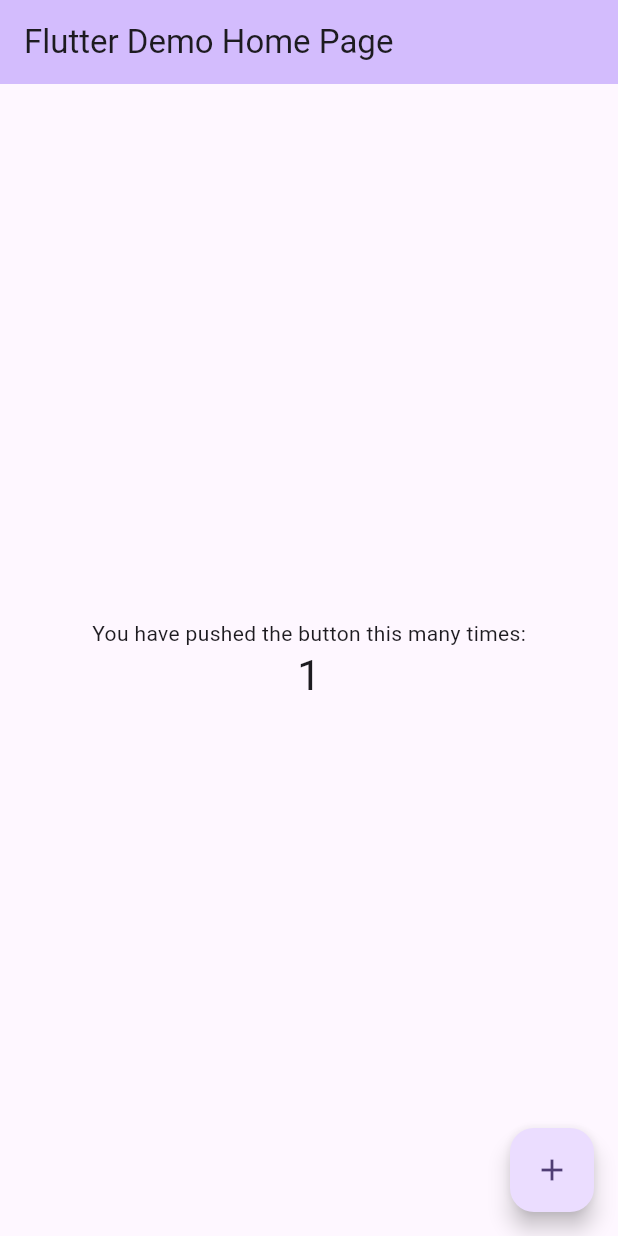
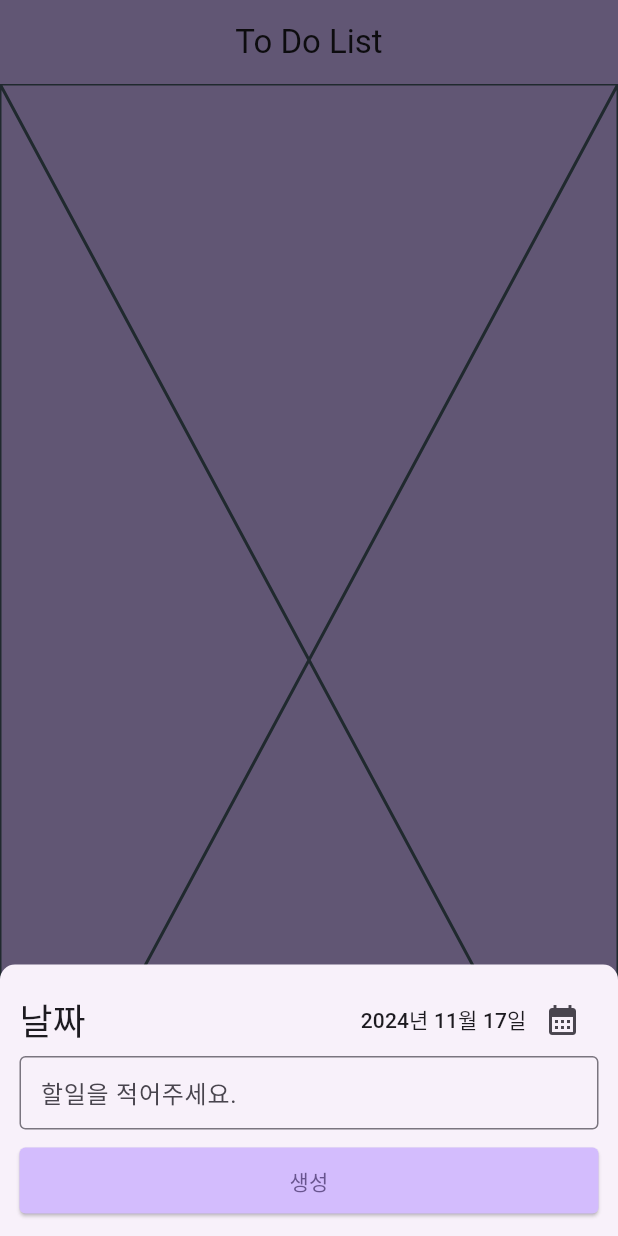
Before and after one commit to isdebrave/todo_flutter, a Flutter app: the screen it shows after launch, after a tap on the "add" icon, on a phone screen of 412 x 824 dp. Run offline on Flutter 3.47's test engine with Material 3 defaults, Android fonts, the phone set to English and light mode, and no system bars.

Commit message:
Update: bottom sheet로 write 기능 구현

```diff
--- /dev/null
+++ b/lib/app.dart
@@ -0,0 +1,17 @@
+import 'package:flutter/material.dart';
+import 'package:todo_flutter/main_screen.dart';
+
+class App extends StatelessWidget {
+  const App({super.key});
+
+  @override
+  Widget build(BuildContext context) {
+    return MaterialApp(
+      theme: ThemeData(
+        useMaterial3: true,
+        colorScheme: ColorScheme.fromSeed(seedColor: Colors.deepPurple),
+      ),
+      home: const MainScreen(),
+    );
+  }
+}
--- /dev/null
+++ b/lib/common/util/todo_bottom_sheet.dart
@@ -0,0 +1,39 @@
+import 'package:flutter/material.dart';
+import 'package:todo_flutter/common/widget/todo_form.dart';
+
+class TodoBottomSheet {
+  TodoBottomSheet._();
+
+  static final _instance = TodoBottomSheet._();
+
+  factory TodoBottomSheet() {
+    return _instance;
+  }
+
+  Future<void> show(BuildContext context) {
+    return showModalBottomSheet(
+      context: context,
+      useSafeArea: true,
+      constraints: const BoxConstraints(
+        minWidth: double.infinity,
+      ),
+      isScrollControlled: true,
+      shape: const RoundedRectangleBorder(
+        borderRadius: BorderRadius.vertical(
+          top: Radius.circular(10.0),
+        ),
+      ),
+      builder: (context) {
+        return Padding(
+          padding: EdgeInsets.only(
+            top: 13.0,
+            left: 13.0,
+            right: 13.0,
+            bottom: 13.0 + MediaQuery.of(context).viewInsets.bottom,
+          ),
+          child: const TodoForm(),
+        );
+      },
+    );
+  }
+}
--- /dev/null
+++ b/lib/common/util/todo_date_picker.dart
@@ -0,0 +1,23 @@
+import 'package:flutter/material.dart';
+
+class TodoDatePicker {
+  TodoDatePicker._();
+
+  static final _instance = TodoDatePicker._();
+
+  factory TodoDatePicker() {
+    return _instance;
+  }
+
+  Future<DateTime?> pick(
+    BuildContext context, {
+    required DateTime selectedDate,
+  }) async {
+    return await showDatePicker(
+      context: context,
+      initialDate: selectedDate,
+      firstDate: DateTime.now().subtract(const Duration(days: 365 * 5)),
+      lastDate: DateTime.now().add(const Duration(days: 365 * 5)),
+    );
+  }
+}
--- /dev/null
+++ b/lib/common/widget/button/todo_calendar_button.dart
@@ -0,0 +1,46 @@
+import 'package:flutter/material.dart';
+import 'package:todo_flutter/common/util/todo_date_picker.dart';
+import 'package:todo_flutter/common/widget/button/todo_icon_button.dart';
+import 'package:todo_flutter/common/widget/todo_text.dart';
+
+class TodoCalendarButton extends StatelessWidget {
+  final DateTime selectedDate;
+  final String Function(DateTime date) dateTimeToString;
+  final void Function(DateTime date) dateHandler;
+  final bool disabled;
+
+  const TodoCalendarButton({
+    super.key,
+    required this.selectedDate,
+    required this.dateTimeToString,
+    required this.dateHandler,
+    this.disabled = false,
+  });
+
+  @override
+  Widget build(BuildContext context) {
+    return Row(
+      children: [
+        TodoText(
+          text: dateTimeToString(selectedDate),
+          style: Theme.of(context).textTheme.labelLarge,
+        ),
+        TodoIconButton(
+          onPressed: disabled
+              ? null
+              : () async {
+                  final date = await TodoDatePicker().pick(
+                    context,
+                    selectedDate: selectedDate,
+                  );
+
+                  if (date != null) {
+                    dateHandler(date);
+                  }
+                },
+          icon: Icons.calendar_month,
+        ),
+      ],
+    );
+  }
+}
--- /dev/null
+++ b/lib/common/widget/button/todo_elevated_button.dart
@@ -0,0 +1,33 @@
+import 'package:flutter/material.dart';
+import 'package:todo_flutter/common/widget/todo_loading_spinner.dart';
+
+class TodoElevatedButton extends StatelessWidget {
+  final VoidCallback onPressed;
+  final String text;
+  final bool disabled;
+
+  const TodoElevatedButton({
+    super.key,
+    required this.onPressed,
+    required this.text,
+    this.disabled = false,
+  });
+
+  @override
+  Widget build(BuildContext context) {
+    return ElevatedButton(
+      onPressed: disabled ? null : onPressed,
+      style: ElevatedButton.styleFrom(
+        backgroundColor: disabled
+            ? Theme.of(context).colorScheme.inverseSurface.withOpacity(0.1)
+            : Theme.of(context).colorScheme.inversePrimary,
+        shape: RoundedRectangleBorder(
+          borderRadius: BorderRadius.circular(4.0),
+        ),
+        padding: const EdgeInsets.symmetric(horizontal: 10, vertical: 12),
+        minimumSize: const Size(double.infinity, 0),
+      ),
+      child: disabled ? const TodoLoadingSpinner() : Text(text),
+    );
+  }
+}
--- /dev/null
+++ b/lib/common/widget/button/todo_icon_button.dart
@@ -0,0 +1,20 @@
+import 'package:flutter/material.dart';
+
+class TodoIconButton extends StatelessWidget {
+  final VoidCallback? onPressed;
+  final IconData icon;
+
+  const TodoIconButton({
+    super.key,
+    required this.onPressed,
+    required this.icon,
+  });
+
+  @override
+  Widget build(BuildContext context) {
+    return IconButton(
+      onPressed: onPressed,
+      icon: Icon(icon),
+    );
+  }
+}
--- /dev/null
+++ b/lib/common/widget/todo_form.dart
@@ -0,0 +1,103 @@
+import 'package:flutter/material.dart';
+import 'package:todo_flutter/common/widget/button/todo_calendar_button.dart';
+import 'package:todo_flutter/common/widget/button/todo_elevated_button.dart';
+import 'package:todo_flutter/common/widget/todo_text.dart';
+import 'package:todo_flutter/common/widget/todo_text_form_field.dart';
+
+class TodoForm extends StatefulWidget {
+  const TodoForm({super.key});
+
+  @override
+  State<TodoForm> createState() => _TodoFormState();
+}
+
+class _TodoFormState extends State<TodoForm> {
+  final _formKey = GlobalKey<FormState>();
+  final _controller = TextEditingController();
+
+  final _focusNode = FocusNode();
+  bool _disabled = false;
+  DateTime _selectedDate = DateTime.now();
+
+  String _dateTimeToString(DateTime date) {
+    return "${date.year}년 ${date.month}월 ${date.day}일";
+  }
+
+  void _dateHandler(DateTime date) {
+    setState(() {
+      _selectedDate = date;
+    });
+  }
+
+  @override
+  void dispose() {
+    _focusNode.dispose();
+    super.dispose();
+  }
+
+  @override
+  Widget build(BuildContext context) {
+    return Form(
+      key: _formKey,
+      child: Column(
+        mainAxisSize: MainAxisSize.min,
+        children: [
+          Row(
+            mainAxisAlignment: MainAxisAlignment.spaceBetween,
+            crossAxisAlignment: CrossAxisAlignment.center,
+            children: [
+              TodoText(
+                text: "날짜",
+                style: Theme.of(context).textTheme.headlineSmall,
+              ),
+              TodoCalendarButton(
+                selectedDate: _selectedDate,
+                dateTimeToString: _dateTimeToString,
+                dateHandler: _dateHandler,
+                disabled: _disabled,
+              ),
+            ],
+          ),
+          TodoTextFormField(
+            controller: _controller,
+            focusNode: _focusNode,
+            disabled: _disabled,
+            validator: (value) {
+              if (value != null && value.isEmpty) {
+                return '비어 있습니다.';
+              }
+              return null;
+            },
+            hintText: "할일을 적어주세요.",
+          ),
+          const SizedBox(height: 10),
+          TodoElevatedButton(
+            onPressed: () async {
+              if (_formKey.currentState?.validate() == true) {
+                FocusScope.of(context).unfocus();
+
+                setState(() {
+                  _disabled = true;
+                });
+
+                await Future.delayed(const Duration(seconds: 3));
+                if (mounted) {
+                  debugPrint("result => ${_dateTimeToString(_selectedDate)}");
+                  debugPrint("result => ${_controller.text}");
+
+                  Navigator.of(context).pop();
+                }
+
+                setState(() {
+                  _disabled = false;
+                });
+              }
+            },
+            disabled: _disabled,
+            text: "생성",
+          ),
+        ],
+      ),
+    );
+  }
+}
--- /dev/null
+++ b/lib/common/widget/todo_loading_spinner.dart
@@ -0,0 +1,18 @@
+import 'package:flutter/material.dart';
+
+class TodoLoadingSpinner extends StatelessWidget {
+  final double size;
+
+  const TodoLoadingSpinner({super.key, this.size = 22.0});
+
+  @override
+  Widget build(BuildContext context) {
+    return SizedBox(
+      width: size,
+      height: size,
+      child: const CircularProgressIndicator(
+        strokeWidth: 3,
+      ),
+    );
+  }
+}
--- /dev/null
+++ b/lib/common/widget/todo_text.dart
@@ -0,0 +1,20 @@
+import 'package:flutter/material.dart';
+
+class TodoText extends StatelessWidget {
+  final String text;
+  final TextStyle? style;
+
+  const TodoText({
+    super.key,
+    required this.text,
+    this.style,
+  });
+
+  @override
+  Widget build(BuildContext context) {
+    return Text(
+      text,
+      style: style ?? Theme.of(context).textTheme.headlineMedium,
+    );
+  }
+}
--- /dev/null
+++ b/lib/common/widget/todo_text_form_field.dart
@@ -0,0 +1,50 @@
+import 'package:flutter/material.dart';
+
+class TodoTextFormField extends StatelessWidget {
+  final TextEditingController controller;
+  final FocusNode focusNode;
+  final String? Function(String?) validator;
+  final String hintText;
+  final bool autoFocus;
+  final TextInputType keyboardType;
+  final TextInputAction textInputAction;
+  final bool disabled;
+
+  const TodoTextFormField({
+    super.key,
+    required this.controller,
+    required this.focusNode,
+    required this.validator,
+    this.hintText = "",
+    this.autoFocus = false,
+    this.keyboardType = TextInputType.text,
+    this.textInputAction = TextInputAction.done,
+    this.disabled = false,
+  });
+
+  @override
+  Widget build(BuildContext context) {
+    return TextFormField(
+      controller: controller,
+      autofocus: autoFocus,
+      focusNode: focusNode,
+      validator: validator,
+      keyboardType: keyboardType,
+      textInputAction: textInputAction,
+      readOnly: disabled,
+      decoration: InputDecoration(
+        isDense: true,
+        hintText: hintText,
+        contentPadding: const EdgeInsets.symmetric(
+          horizontal: 10,
+          vertical: 12,
+        ),
+        border: OutlineInputBorder(
+          borderSide: BorderSide(
+            color: Theme.of(context).colorScheme.inversePrimary,
+          ),
+        ),
+      ),
+    );
+  }
+}
--- a/lib/main.dart
+++ b/lib/main.dart
@@ -1,125 +1,137 @@
 import 'package:flutter/material.dart';
+import 'package:todo_flutter/app.dart';
 
 void main() {
-  runApp(const MyApp());
+  WidgetsFlutterBinding.ensureInitialized();
+
+  runApp(const App());
 }
 
-class MyApp extends StatelessWidget {
-  const MyApp({super.key});
 
-  // This widget is the root of your application.
-  @override
-  Widget build(BuildContext context) {
-    return MaterialApp(
-      title: 'Flutter Demo',
-      theme: ThemeData(
-        // This is the theme of your application.
-        //
-        // TRY THIS: Try running your application with "flutter run". You'll see
-        // the application has a blue toolbar. Then, without quitting the app,
-        // try changing the seedColor in the colorScheme below to Colors.green
-        // and then invoke "hot reload" (save your changes or press the "hot
-        // reload" button in a Flutter-supported IDE, or press "r" if you used
-        // the command line to start the app).
-        //
-        // Notice that the counter didn't reset back to zero; the application
-        // state is not lost during the reload. To reset the state, use hot
-        // restart instead.
-        //
-        // This works for code too, not just values: Most code changes can be
-        // tested with just a hot reload.
-        colorScheme: ColorScheme.fromSeed(seedColor: Colors.deepPurple),
-        useMaterial3: true,
-      ),
-      home: const MyHomePage(title: 'Flutter Demo Home Page'),
-    );
-  }
-}
 
-class MyHomePage extends StatefulWidget {
-  const MyHomePage({super.key, required this.title});
 
-  // This widget is the home page of your application. It is stateful, meaning
-  // that it has a State object (defined below) that contains fields that affect
-  // how it looks.
+// import 'package:flutter/material.dart';
 
-  // This class is the configuration for the state. It holds the values (in this
-  // case the title) provided by the parent (in this case the App widget) and
-  // used by the build method of the State. Fields in a Widget subclass are
-  // always marked "final".
+// void main() {
+//   runApp(const MyApp());
+// }
 
-  final String title;
+// class MyApp extends StatelessWidget {
+//   const MyApp({super.key});
 
-  @override
-  State<MyHomePage> createState() => _MyHomePageState();
-}
+//   // This widget is the root of your application.
+//   @override
+//   Widget build(BuildContext context) {
+//     return MaterialApp(
+//       title: 'Flutter Demo',
+//       theme: ThemeData(
+//         // This is the theme of your application.
+//         //
+//         // TRY THIS: Try running your application with "flutter run". You'll see
+//         // the application has a blue toolbar. Then, without quitting the app,
+//         // try changing the seedColor in the colorScheme below to Colors.green
+//         // and then invoke "hot reload" (save your changes or press the "hot
+//         // reload" button in a Flutter-supported IDE, or press "r" if you used
+//         // the command line to start the app).
+//         //
+//         // Notice that the counter didn't reset back to zero; the application
+//         // state is not lost during the reload. To reset the state, use hot
+//         // restart instead.
+//         //
+//         // This works for code too, not just values: Most code changes can be
+//         // tested with just a hot reload.
+//         colorScheme: ColorScheme.fromSeed(seedColor: Colors.deepPurple),
+//         useMaterial3: true,
+//       ),
+//       home: const MyHomePage(title: 'Flutter Demo Home Page'),
+//     );
+//   }
+// }
 
-class _MyHomePageState extends State<MyHomePage> {
-  int _counter = 0;
+// class MyHomePage extends StatefulWidget {
+//   const MyHomePage({super.key, required this.title});
 
-  void _incrementCounter() {
-    setState(() {
-      // This call to setState tells the Flutter framework that something has
-      // changed in this State, which causes it to rerun the build method below
-      // so that the display can reflect the updated values. If we changed
-      // _counter without calling setState(), then the build method would not be
-      // called again, and so nothing would appear to happen.
-      _counter++;
-    });
-  }
+//   // This widget is the home page of your application. It is stateful, meaning
+//   // that it has a State object (defined below) that contains fields that affect
+//   // how it looks.
 
-  @override
-  Widget build(BuildContext context) {
-    // This method is rerun every time setState is called, for instance as done
-    // by the _incrementCounter method above.
-    //
-    // The Flutter framework has been optimized to make rerunning build methods
-    // fast, so that you can just rebuild anything that needs updating rather
-    // than having to individually change instances of widgets.
-    return Scaffold(
-      appBar: AppBar(
-        // TRY THIS: Try changing the color here to a specific color (to
-        // Colors.amber, perhaps?) and trigger a hot reload to see the AppBar
-        // change color while the other colors stay the same.
-        backgroundColor: Theme.of(context).colorScheme.inversePrimary,
-        // Here we take the value from the MyHomePage object that was created by
-        // the App.build method, and use it to set our appbar title.
-        title: Text(widget.title),
-      ),
-      body: Center(
-        // Center is a layout widget. It takes a single child and positions it
-        // in the middle of the parent.
-        child: Column(
-          // Column is also a layout widget. It takes a list of children and
-          // arranges them vertically. By default, it sizes itself to fit its
-          // children horizontally, and tries to be as tall as its parent.
-          //
-          // Column has various properties to control how it sizes itself and
-          // how it positions its children. Here we use mainAxisAlignment to
-          // center the children vertically; the main axis here is the vertical
-          // axis because Columns are vertical (the cross axis would be
-          // horizontal).
-          //
-          // TRY THIS: Invoke "debug painting" (choose the "Toggle Debug Paint"
-          // action in the IDE, or press "p" in the console), to see the
-          // wireframe for each widget.
-          mainAxisAlignment: MainAxisAlignment.center,
-          children: <Widget>[
-            const Text(
-              'You have pushed the button this many times:',
-            ),
-            Text(
-              '$_counter',
-              style: Theme.of(context).textTheme.headlineMedium,
-            ),
-          ],
-        ),
-      ),
-      floatingActionButton: FloatingActionButton(
-        onPressed: _incrementCounter,
-        tooltip: 'Increment',
-        child: const Icon(Icons.add),
-      ), // This trailing comma makes auto-formatting nicer for build methods.
-    );
-  }
-}
+//   // This class is the configuration for the state. It holds the values (in this
+//   // case the title) provided by the parent (in this case the App widget) and
+//   // used by the build method of the State. Fields in a Widget subclass are
+//   // always marked "final".
+
+//   final String title;
+
+//   @override
+//   State<MyHomePage> createState() => _MyHomePageState();
+// }
+
+// class _MyHomePageState extends State<MyHomePage> {
+//   int _counter = 0;
+
+//   void _incrementCounter() {
+//     setState(() {
+//       // This call to setState tells the Flutter framework that something has
+//       // changed in this State, which causes it to rerun the build method below
+//       // so that the display can reflect the updated values. If we changed
+//       // _counter without calling setState(), then the build method would not be
+//       // called again, and so nothing would appear to happen.
+//       _counter++;
+//     });
+//   }
+
+//   @override
+//   Widget build(BuildContext context) {
+//     // This method is rerun every time setState is called, for instance as done
+//     // by the _incrementCounter method above.
+//     //
+//     // The Flutter framework has been optimized to make rerunning build methods
+//     // fast, so that you can just rebuild anything that needs updating rather
+//     // than having to individually change instances of widgets.
+//     return Scaffold(
+//       appBar: AppBar(
+//         // TRY THIS: Try changing the color here to a specific color (to
+//         // Colors.amber, perhaps?) and trigger a hot reload to see the AppBar
+//         // change color while the other colors stay the same.
+//         backgroundColor: Theme.of(context).colorScheme.inversePrimary,
+//         // Here we take the value from the MyHomePage object that was created by
+//         // the App.build method, and use it to set our appbar title.
+//         title: Text(widget.title),
+//       ),
+//       body: Center(
+//         // Center is a layout widget. It takes a single child and positions it
+//         // in the middle of the parent.
+//         child: Column(
+//           // Column is also a layout widget. It takes a list of children and
+//           // arranges them vertically. By default, it sizes itself to fit its
+//           // children horizontally, and tries to be as tall as its parent.
+//           //
+//           // Column has various properties to control how it sizes itself and
+//           // how it positions its children. Here we use mainAxisAlignment to
+//           // center the children vertically; the main axis here is the vertical
+//           // axis because Columns are vertical (the cross axis would be
+//           // horizontal).
+//           //
+//           // TRY THIS: Invoke "debug painting" (choose the "Toggle Debug Paint"
+//           // action in the IDE, or press "p" in the console), to see the
+//           // wireframe for each widget.
+//           mainAxisAlignment: MainAxisAlignment.center,
+//           children: <Widget>[
+//             const Text(
+//               'You have pushed the button this many times:',
+//             ),
+//             Text(
+//               '$_counter',
+//               style: Theme.of(context).textTheme.headlineMedium,
+//             ),
+//           ],
+//         ),
+//       ),
+//       floatingActionButton: FloatingActionButton(
+//         onPressed: _incrementCounter,
+//         tooltip: 'Increment',
+//         child: const Icon(Icons.add),
+//       ), // This trailing comma makes auto-formatting nicer for build methods.
+//     );
+//   }
+// }
--- /dev/null
+++ b/lib/main_screen.dart
@@ -0,0 +1,32 @@
+import 'package:flutter/material.dart';
+import 'package:todo_flutter/common/util/todo_bottom_sheet.dart';
+
+class MainScreen extends StatefulWidget {
+  const MainScreen({super.key});
+
+  @override
+  State<MainScreen> createState() => _MainScreenState();
+}
+
+class _MainScreenState extends State<MainScreen> {
+  @override
+  Widget build(BuildContext context) {
+    return SafeArea(
+      child: Scaffold(
+        appBar: AppBar(
+          title: const Text("To Do List"),
+          centerTitle: true,
+          backgroundColor: Theme.of(context).colorScheme.inversePrimary,
+        ),
+        backgroundColor: Theme.of(context).colorScheme.inversePrimary,
+        body: const Placeholder(),
+        floatingActionButton: FloatingActionButton(
+          onPressed: () {
+            TodoBottomSheet().show(context);
+          },
+          child: const Icon(Icons.add),
+        ),
+      ),
+    );
+  }
+}
```
Also changed, not shown: 1 other file.
